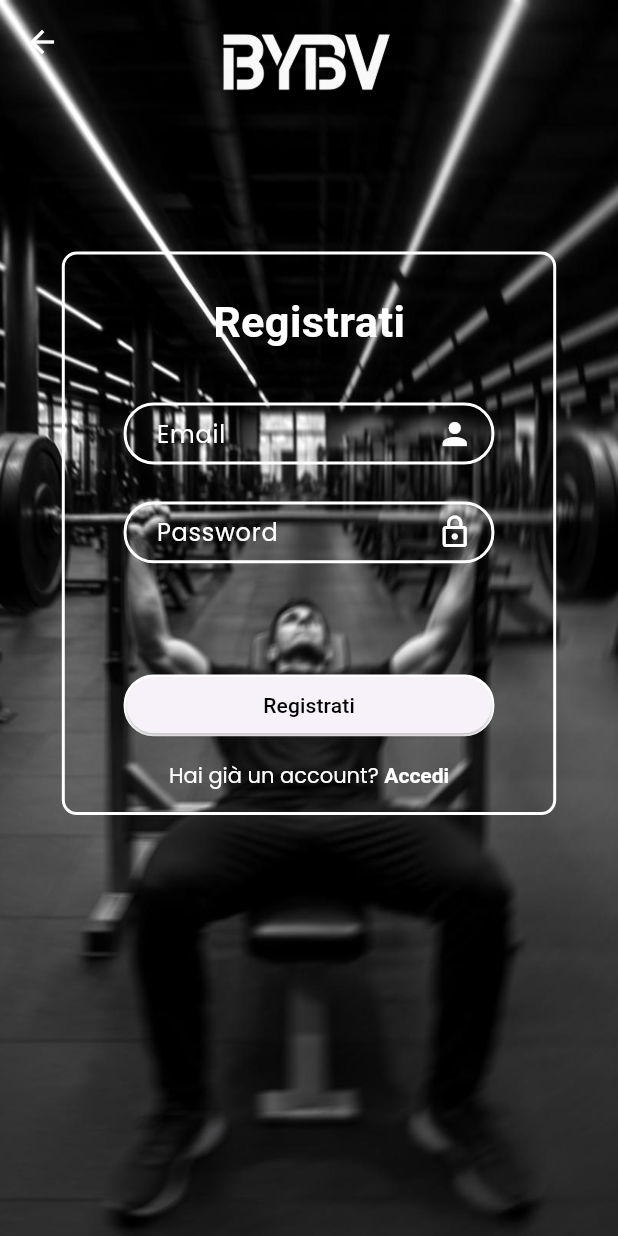
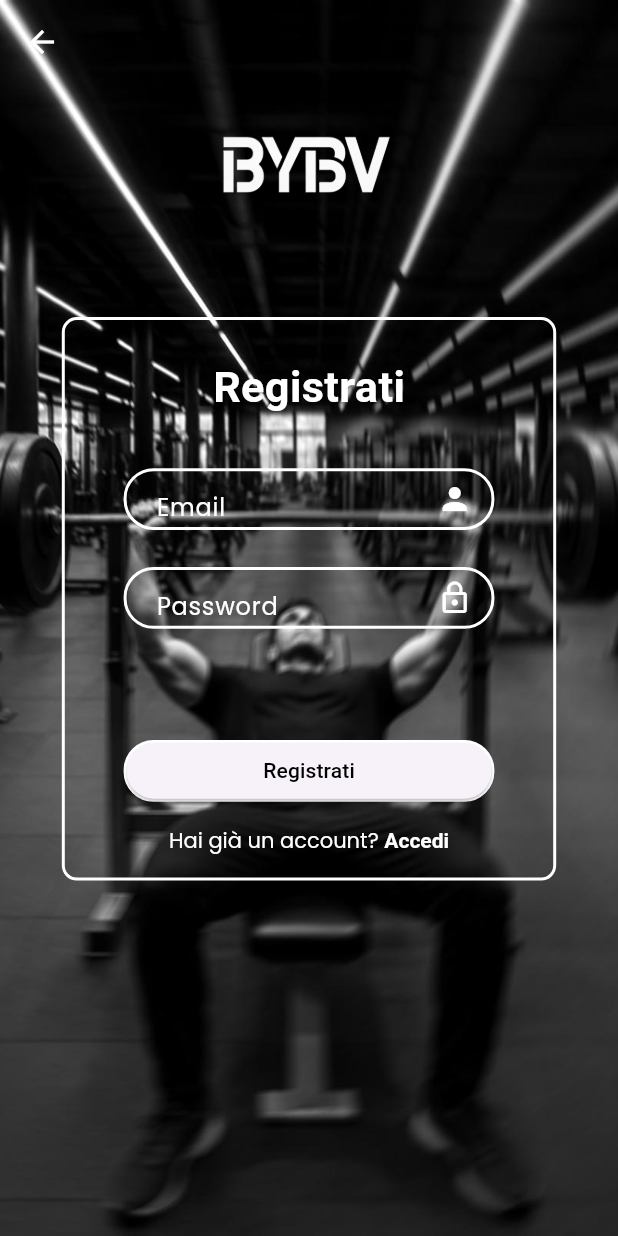
Before and after one commit to alessiogatto04/BYBV, a Flutter app: the LoginPage screen opened directly, after a tap on an icon or button, on a phone screen of 412 x 824 dp. Run offline on Flutter 3.47's test engine with Material 3 defaults, Android fonts, the phone set to English and light mode, and no system bars; our stand-ins replace firebase_auth, firebase_core, google_sign_in, video_player; accounts and stored records are empty; network calls fail; Roboto replaces fonts that are missing (Poppins-Bold).

Commit message:
Modifica campi password e email di entrambi le pagine , login e sinup

```diff
--- a/bybv/lib/Pages/login_page.dart
+++ b/bybv/lib/Pages/login_page.dart
@@ -71,6 +71,7 @@ class _LoginPageState extends State<LoginPage> {
       backgroundColor: Colors.black,
 
       body: Stack(
+
         children: <Widget>[
           Image(
             image: const AssetImage('images/imgLogIn.png'),
@@ -92,7 +93,7 @@ class _LoginPageState extends State<LoginPage> {
               Padding(
                 padding: EdgeInsets.only(
                   left: screenWidth * 0.35,
-                  top: screenHeight * 0.015,
+                  top: screenHeight * 0.10,
                   right: screenWidth * 0.35,
                   bottom: screenWidth * 0,
                 ),
@@ -103,7 +104,7 @@ class _LoginPageState extends State<LoginPage> {
               Padding(
                 padding: EdgeInsets.only(
                   left: screenWidth * 0.1,
-                  top: screenHeight * 0.12,
+                  top: screenHeight * 0.09,
                   right: screenWidth * 0.1,
                   bottom: screenHeight * 0.17,
                 ),
@@ -145,8 +146,8 @@ class _LoginPageState extends State<LoginPage> {
                                   controller: _email,
                                   style: TextStyle(color: Colors.white),
                                   decoration: InputDecoration(
-                                    labelText: 'Email',
-                                    labelStyle: TextStyle(
+                                    hintText: 'Email',
+                                    hintStyle: TextStyle(
                                       color: Colors.white,
                                       fontFamily: 'Poppins',
                                       ),
@@ -186,8 +187,8 @@ class _LoginPageState extends State<LoginPage> {
                                   style: TextStyle(color: Colors.white),
                                   obscureText: true,
                                   decoration: InputDecoration(
-                                    labelText: 'Password',
-                                    labelStyle: TextStyle(
+                                    hintText: 'Password',
+                                    hintStyle: TextStyle(
                                       color: Colors.white,
                                       fontFamily: 'Poppins',
                                       ),
--- a/bybv/lib/Pages/signup_page.dart
+++ b/bybv/lib/Pages/signup_page.dart
@@ -108,7 +108,7 @@ Future<void> registerUser() async {
           Padding(
             padding: EdgeInsets.only(
               left: screenWidth * 0.35,
-              top: screenHeight * 0.017,
+              top: screenHeight * 0.10,
               right: screenWidth * 0.35,
               bottom: screenWidth * 0,
             ),
@@ -120,7 +120,7 @@ Future<void> registerUser() async {
           Padding(
             padding: EdgeInsets.only(
               left:screenWidth *0.1 ,
-              top: screenHeight * 0.12,
+              top: screenHeight * 0.09,
               right: screenWidth *0.1,
               bottom: screenHeight *0.17),
             child: Container(
@@ -162,7 +162,11 @@ Future<void> registerUser() async {
                             controller: _email,
                             style: TextStyle(color: Colors.white),
                             decoration: InputDecoration(
-                              labelText: 'Email',
+                              hintText: 'Email',
+                              hintStyle: TextStyle(
+                                color:Colors.white,
+                                fontFamily: 'Poppins',
+                              ),
                               labelStyle: TextStyle(
                                 color: Colors.white,
                                 fontFamily: 'Poppins',
@@ -205,9 +209,10 @@ Future<void> registerUser() async {
                           child: TextField(
                             controller: _password,
                             style: TextStyle(color: Colors.white),
+                            obscureText: true,
                             decoration: InputDecoration(
-                              labelText: 'Password',             // più semplice di label: Text(...)
-                              labelStyle: TextStyle(
+                              hintText: 'Password',             // più semplice di label: Text(...)
+                              hintStyle: TextStyle(
                                 color: Colors.white,
                                 fontFamily: 'Poppins',
                                 ),
```
